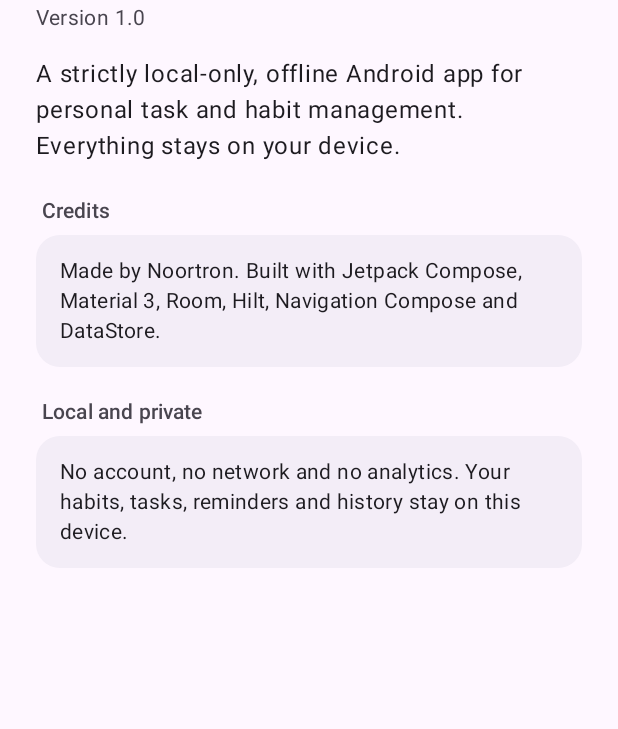
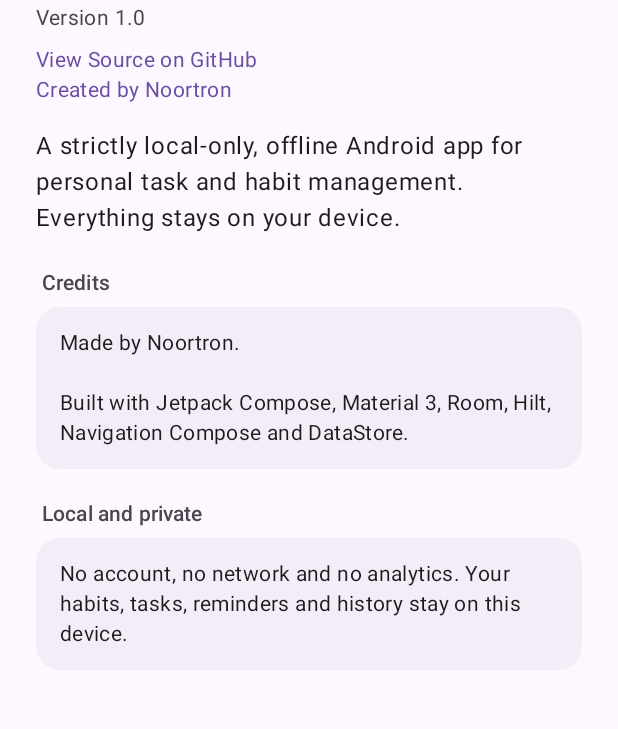
Before and after one commit to Noortron/mnlists, an Android app built with Jetpack Compose: the AboutScreen screen opened through its navigation route, on a phone screen of 412 x 824 dp, the part 180-909 px from its top. Run offline under Robolectric (Android 15) with nearby library versions, the phone set to English and light mode, and no system bars; our stand-ins replace Dagger/Hilt's generated code, Room's generated code; libraries missing offline, so code that uses them is left out: androidx.hilt.lifecycle.

Commit message:
github link insertion

```diff
--- a/app/src/main/java/com/example/mnlists/ui/screens/AboutScreen.kt
+++ b/app/src/main/java/com/example/mnlists/ui/screens/AboutScreen.kt
@@ -1,5 +1,6 @@
 package com.example.mnlists.ui.screens
 
+import androidx.compose.foundation.clickable
 import androidx.compose.foundation.layout.Column
 import androidx.compose.foundation.layout.Spacer
 import androidx.compose.foundation.layout.fillMaxSize
@@ -13,6 +14,7 @@ import androidx.compose.material3.Surface
 import androidx.compose.material3.Text
 import androidx.compose.runtime.Composable
 import androidx.compose.ui.Modifier
+import androidx.compose.ui.platform.LocalUriHandler
 import androidx.compose.ui.res.stringResource
 import androidx.compose.ui.unit.dp
 import com.example.mnlists.BuildConfig
@@ -24,6 +26,8 @@ import com.example.mnlists.R
  */
 @Composable
 fun AboutScreen() {
+    val uriHandler = LocalUriHandler.current
+
     Column(
         modifier = Modifier
             .fillMaxSize()
@@ -40,6 +44,24 @@ fun AboutScreen() {
             style = MaterialTheme.typography.bodyMedium,
             color = MaterialTheme.colorScheme.onSurfaceVariant,
             modifier = Modifier.padding(top = 4.dp),
+        )
+
+        // GitHub Links
+        Text(
+            text = stringResource(R.string.about_github_repo),
+            style = MaterialTheme.typography.bodyMedium,
+            color = MaterialTheme.colorScheme.primary,
+            modifier = Modifier
+                .padding(top = 12.dp)
+                .clickable { uriHandler.openUri("https://github.com/Noortron/mnlists") },
+        )
+        Text(
+            text = stringResource(R.string.about_github_profile),
+            style = MaterialTheme.typography.bodyMedium,
+            color = MaterialTheme.colorScheme.primary,
+            modifier = Modifier
+                .padding(top = 4.dp)
+                .clickable { uriHandler.openUri("https://github.com/Noortron") },
         )
 
         Spacer(Modifier.height(20.dp))
--- a/app/src/main/res/values/strings.xml
+++ b/app/src/main/res/values/strings.xml
@@ -225,7 +225,9 @@
     <string name="about_version">Version %1$s</string>
     <string name="about_description">A strictly local-only, offline Android app for personal task and habit management. Everything stays on your device.</string>
     <string name="about_credits_title">Credits</string>
-    <string name="about_credits_body">Made by Noortron. Built with Jetpack Compose, Material 3, Room, Hilt, Navigation Compose and DataStore.</string>
+    <string name="about_credits_body">Made by Noortron. \n\nBuilt with Jetpack Compose, Material 3, Room, Hilt, Navigation Compose and DataStore.</string>
     <string name="about_privacy_title">Local and private</string>
     <string name="about_privacy_body">No account, no network and no analytics. Your habits, tasks, reminders and history stay on this device.</string>
+    <string name="about_github_repo">View Source on GitHub</string>
+    <string name="about_github_profile">Created by Noortron</string>
 </resources>
```
